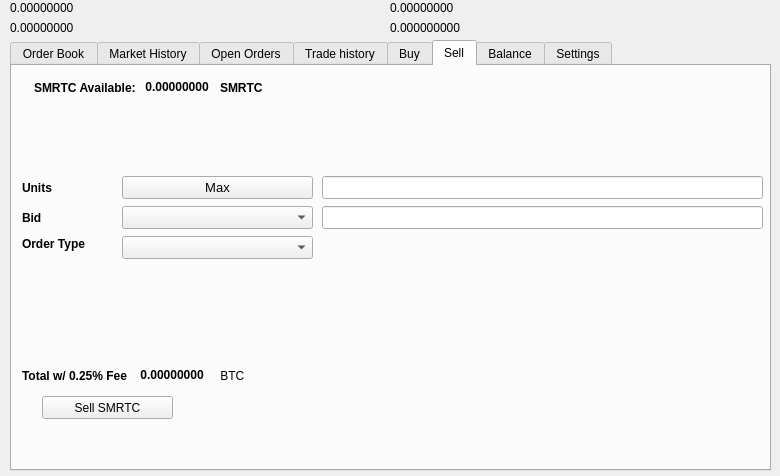
Old version of the form src/qt/forms/tradingdialog.ui in the repository CryptoCashBack-Hub/CCBC.
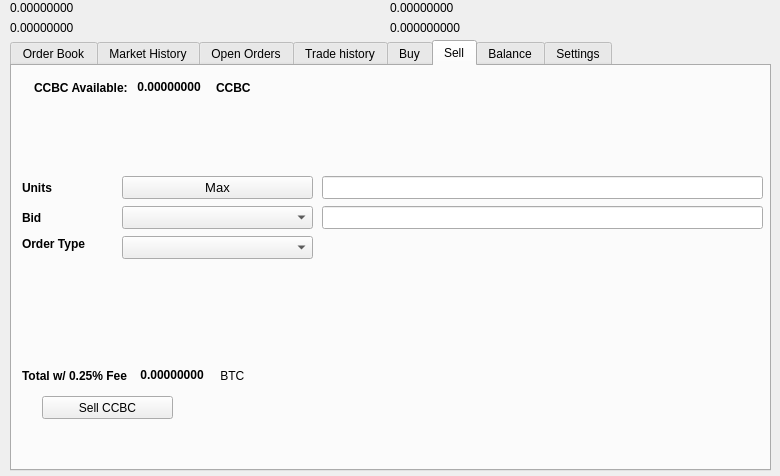
New version of the form. The open tabs and pages were chosen to show the change. Icons and pictures are not drawn.

The edit to the form file:
```diff
--- a/src/qt/forms/tradingdialog.ui
+++ b/src/qt/forms/tradingdialog.ui
@@ -1751,7 +1751,7 @@
       </rect>
      </property>
      <property name="text">
-      <string>Sell SMRTC</string>
+      <string>Sell CCBC</string>
      </property>
      <property name="icon">
       <iconset resource="../smrtc">
@@ -1777,7 +1777,7 @@
          </font>
         </property>
         <property name="text">
-         <string>SMRTC Available:</string>
+         <string>CCBC Available:</string>
         </property>
        </widget>
       </item>
@@ -2221,7 +2221,7 @@
          </font>
         </property>
         <property name="text">
-         <string>SMRTC</string>
+         <string>CCBC</string>
         </property>
        </widget>
       </item>
```
Left out of the diff: 14 changed lines with no effect on the pictures.
